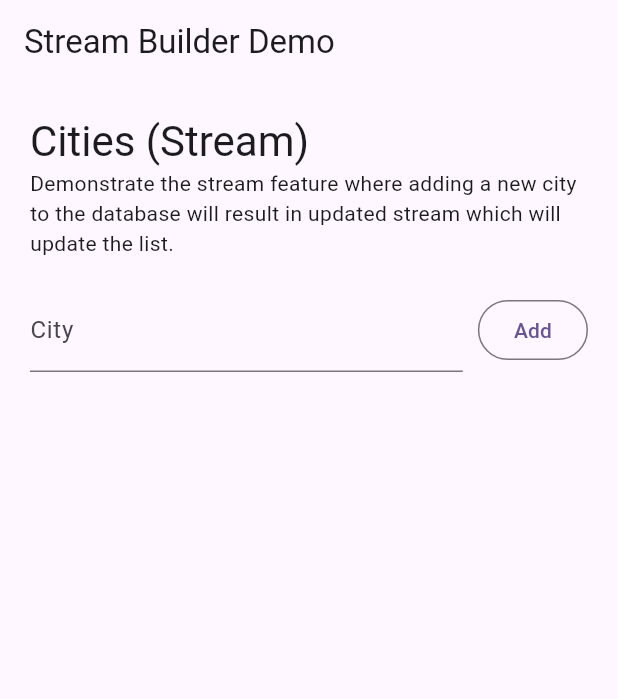
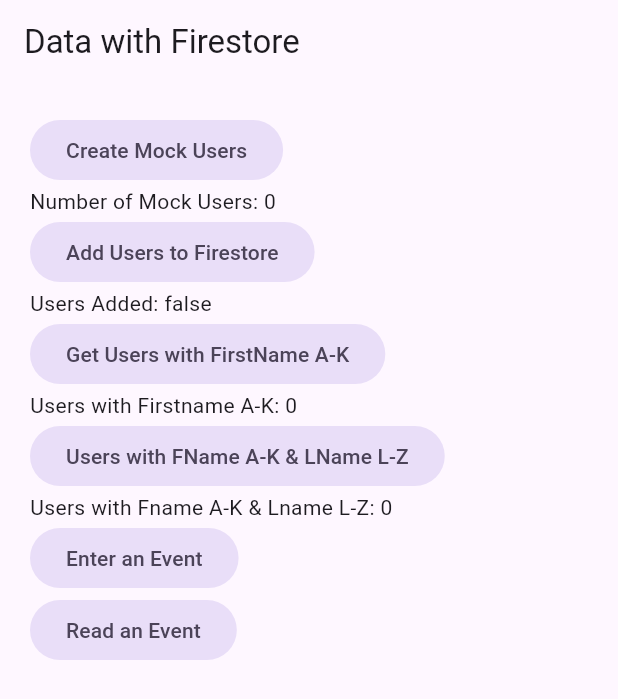
Before and after one commit to mehmetartun/CSEN268-F24, a Flutter app: the screen it shows after launch, on a phone screen of 412 x 824 dp. Shown: the top 699 px of the screen. Run offline on Flutter 3.47's test engine with Material 3 defaults, Android fonts, the phone set to English and light mode, and no system bars; our stand-ins replace bloc, cloud_firestore, firebase_core, firebase_messaging, flutter_bloc, flutter_contacts and 7 more; missing offline and left inert: file_saver, firebase_app_installations; accounts and stored records are empty.

Commit message:
firestore

```diff
--- a/lib/main.dart
+++ b/lib/main.dart
@@ -3,6 +3,7 @@
 import 'package:CSEN268_F24/pages/alert_page.dart';
 import 'package:CSEN268_F24/pages/animation_page.dart';
 import 'package:CSEN268_F24/pages/contacts/contacts_page.dart';
+import 'package:CSEN268_F24/pages/data/data_page.dart';
 import 'package:CSEN268_F24/pages/future_builder_page.dart';
 import 'package:CSEN268_F24/pages/generic_page.dart';
 import 'package:CSEN268_F24/pages/messaging_page.dart';
@@ -109,8 +110,7 @@
               child: _child,
             );
           },
-
-          home: StreamBuilderPage(),
+          home: DataPage(),
         ),
       ),
     );
--- /dev/null
+++ b/lib/model/event.dart
@@ -0,0 +1,69 @@
+// ignore_for_file: public_member_api_docs, sort_constructors_first
+import 'dart:convert';
+
+import 'package:cloud_firestore/cloud_firestore.dart';
+
+class Event {
+  final DateTime date;
+  final String title;
+
+  Event({
+    required this.date,
+    required this.title,
+  });
+
+  Event copyWith({
+    DateTime? date,
+    String? title,
+  }) {
+    return Event(
+      date: date ?? this.date,
+      title: title ?? this.title,
+    );
+  }
+
+  Map<String, dynamic> toMap() {
+    return <String, dynamic>{
+      'date': date.millisecondsSinceEpoch,
+      'title': title,
+    };
+  }
+
+  factory Event.fromMap(Map<String, dynamic> map) {
+    return Event(
+      date: DateTime.fromMillisecondsSinceEpoch(map['date'] as int),
+      title: map['title'] as String,
+    );
+  }
+
+  Map<String, dynamic> toFirestoreMap() {
+    return <String, dynamic>{
+      'date': Timestamp.fromDate(date),
+      'title': title,
+    };
+  }
+
+  factory Event.fromFirestoreMap(Map<String, dynamic> firestoreMap) {
+    return Event(
+        date: (firestoreMap['date'] as Timestamp).toDate(),
+        title: firestoreMap['title']);
+  }
+
+  String toJson() => json.encode(toMap());
+
+  factory Event.fromJson(String source) =>
+      Event.fromMap(json.decode(source) as Map<String, dynamic>);
+
+  @override
+  String toString() => 'Event(date: $date, title: $title)';
+
+  @override
+  bool operator ==(covariant Event other) {
+    if (identical(this, other)) return true;
+
+    return other.date == date && other.title == title;
+  }
+
+  @override
+  int get hashCode => date.hashCode ^ title.hashCode;
+}
--- /dev/null
+++ b/lib/pages/data/data_page.dart
@@ -0,0 +1,159 @@
+import 'package:CSEN268_F24/model/event.dart';
+import 'package:CSEN268_F24/model/user.dart';
+import 'package:cloud_firestore/cloud_firestore.dart';
+import 'package:flutter/material.dart';
+
+class DataPage extends StatefulWidget {
+  const DataPage({super.key});
+
+  @override
+  State<DataPage> createState() => _DataPageState();
+}
+
+class _DataPageState extends State<DataPage> {
+  List<User> users = [];
+  bool usersAdded = false;
+  int usersReceived = 0;
+  bool initialized = false;
+  int usersAK = 0;
+  int usersAKLZ = 0;
+
+  @override
+  void initState() {
+    // TODO: implement initState
+    initializeDB();
+    super.initState();
+  }
+
+  void initializeDB() async {
+    List<Future> futs = [];
+    QuerySnapshot users =
+        await FirebaseFirestore.instance.collection('users_test').get();
+    for (QueryDocumentSnapshot userDoc in users.docs) {
+      futs.add(userDoc.reference.delete());
+    }
+    QuerySnapshot events =
+        await FirebaseFirestore.instance.collection('events_test').get();
+    for (QueryDocumentSnapshot eventDoc in events.docs) {
+      futs.add(eventDoc.reference.delete());
+    }
+    await Future.wait(futs);
+    initialized = true;
+    setState(() {});
+  }
+
+  void createMockUsers() {
+    users = List.generate(10, (index) {
+      return User.createMockUser();
+    });
+    setState(() {});
+  }
+
+  void addUsers() async {
+    List<Future> futs = [];
+
+    for (User user in users) {
+      futs.add(FirebaseFirestore.instance
+          .collection('users_test')
+          .add(user.toMap()));
+    }
+
+    await Future.wait(futs);
+    setState(() {
+      usersAdded = true;
+    });
+  }
+
+  void getUsersFirstNameStartsA_K() async {
+    QuerySnapshot querySnapshot = await FirebaseFirestore.instance
+        .collection('users_test')
+        .where("firstName", isLessThan: "L")
+        .get();
+    usersAK = (querySnapshot.docs.length);
+    setState(() {});
+  }
+
+  void getUsersFirstNameStartsA_K_and_LastNameL_Z() async {
+    QuerySnapshot querySnapshot = await FirebaseFirestore.instance
+        .collection('users_test')
+        .where("firstName", isLessThan: "L")
+        .where("lastName", isGreaterThan: "K")
+        .get();
+    usersAKLZ = (querySnapshot.docs.length);
+    setState(() {});
+  }
+
+  void enterAnEvent() async {
+    await FirebaseFirestore.instance.collection('events_test').add(
+        Event(title: "Halloween", date: DateTime(2023, 10, 31))
+            .toFirestoreMap());
+  }
+
+  void readAnEvent() async {
+    var qs = await FirebaseFirestore.instance.collection('events_test').get();
+    var ev = Event.fromFirestoreMap(qs.docs[0].data());
+    print(ev);
+  }
+
+  @override
+  Widget build(BuildContext context) {
+    return Scaffold(
+        appBar: AppBar(
+          title: Text("Data with Firestore"),
+        ),
+        body: SingleChildScrollView(
+            child: Padding(
+          padding: const EdgeInsets.all(20.0),
+          child: AnimatedCrossFade(
+            duration: Duration(milliseconds: 500),
+            crossFadeState: initialized
+                ? CrossFadeState.showSecond
+                : CrossFadeState.showFirst,
+            firstChild: Center(child: CircularProgressIndicator()),
+            secondChild: Column(
+              crossAxisAlignment: CrossAxisAlignment.start,
+              children: [
+                FilledButton.tonal(
+                    child: Text("Create Mock Users"),
+                    onPressed: users.length == 0
+                        ? () {
+                            createMockUsers();
+                          }
+                        : null),
+                Text("Number of Mock Users: ${users.length}"),
+                FilledButton.tonal(
+                    child: Text("Add Users to Firestore"),
+                    onPressed: usersAdded
+                        ? null
+                        : () {
+                            addUsers();
+                          }),
+                Text("Users Added: ${usersAdded}"),
+                FilledButton.tonal(
+                    child: Text("Get Users with FirstName A-K"),
+                    onPressed: () {
+                      getUsersFirstNameStartsA_K();
+                    }),
+                Text("Users with Firstname A-K: ${usersAK}"),
+                FilledButton.tonal(
+                    child: Text("Users with FName A-K & LName L-Z"),
+                    onPressed: () {
+                      getUsersFirstNameStartsA_K_and_LastNameL_Z();
+                    }),
+                Text("Users with Fname A-K & Lname L-Z: ${usersAKLZ}"),
+                FilledButton.tonal(
+                    child: Text("Enter an Event"),
+                    onPressed: () {
+                      enterAnEvent();
+                    }),
+                FilledButton.tonal(
+                    child: Text("Read an Event"),
+                    onPressed: () {
+                      readAnEvent();
+                    }),
+              ],
+            ),
+          ),
+        )));
+  }
+}
```
Also changed, not shown: assets/images/IndexingPage.png (added), assets/images/IndexingPageBuilding.png (added), 2 other files.
